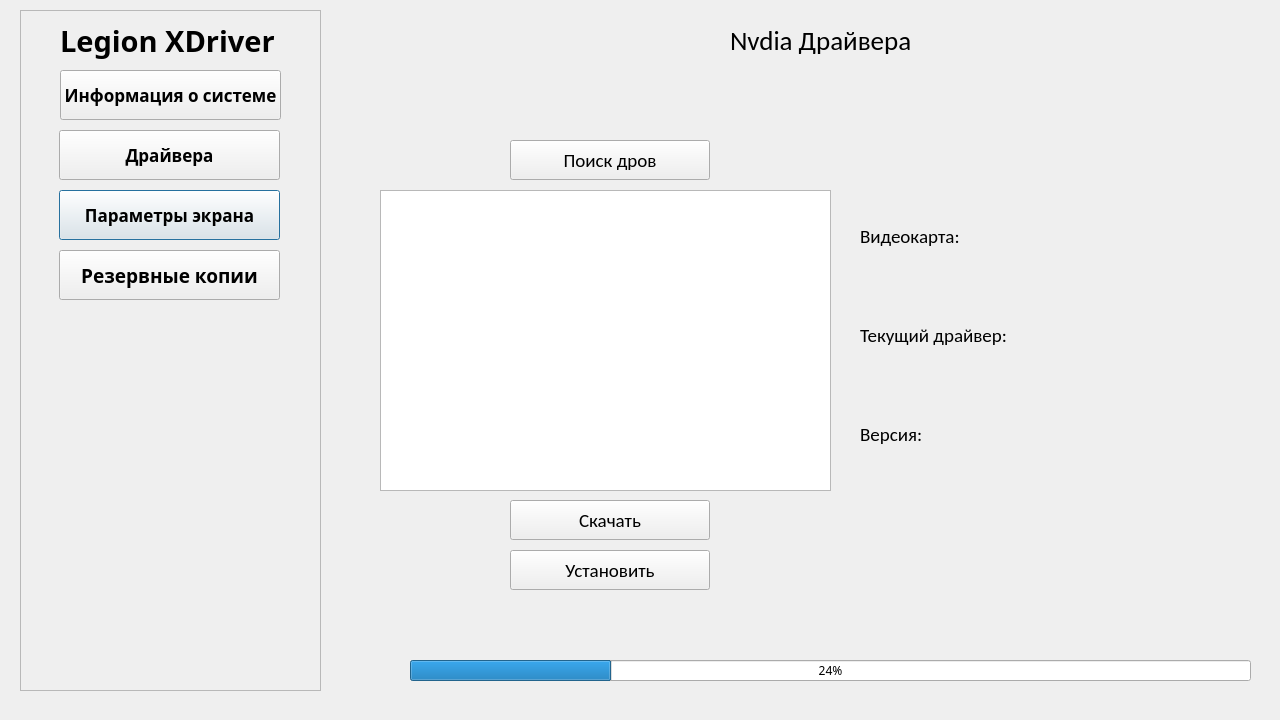
Before: the Qt Designer form ui/mainwindow.ui in Ilase/xUtiles, drawn with Qt 5.
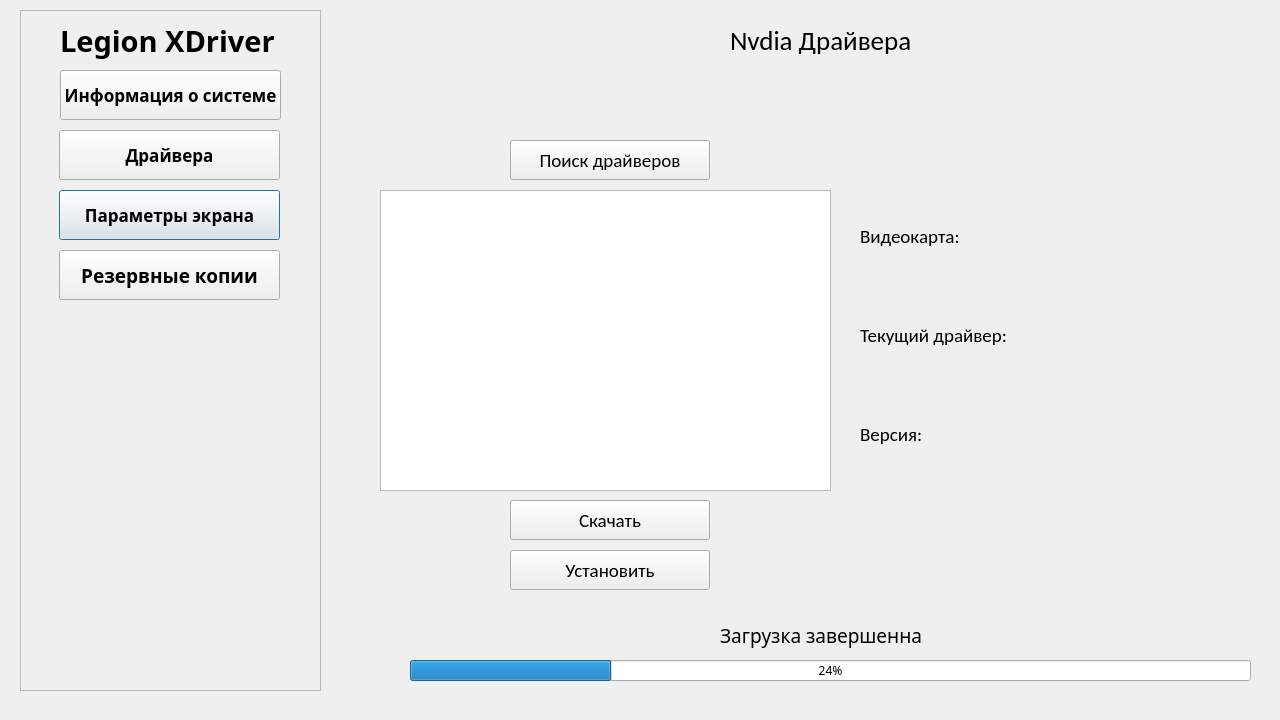
After: the same form once the commit is applied. Icons and pictures are not drawn.

Commit message: download functionality

Diff of the .ui file:
```diff
--- a/ui/mainwindow.ui
+++ b/ui/mainwindow.ui
@@ -440,7 +440,7 @@
       </font>
      </property>
      <property name="text">
-      <string>Поиск дров</string>
+      <string>Поиск драйверов</string>
      </property>
     </widget>
     <widget class="QPushButton" name="Download">
@@ -573,6 +573,28 @@
       <string>Установить</string>
      </property>
     </widget>
+    <widget class="QLabel" name="downloadFinished">
+     <property name="enabled">
+      <bool>true</bool>
+     </property>
+     <property name="geometry">
+      <rect>
+       <x>360</x>
+       <y>610</y>
+       <width>231</width>
+       <height>31</height>
+      </rect>
+     </property>
+     <property name="font">
+      <font>
+       <family>Noto Sans</family>
+       <pointsize>14</pointsize>
+      </font>
+     </property>
+     <property name="text">
+      <string>Загрузка завершенна </string>
+     </property>
+    </widget>
    </widget>
    <widget class="QWidget" name="pageResolution">
     <widget class="QLabel" name="ResoluionLabel">
```
Left out of the diff: 3 changed lines with no effect on the pictures. The commit also changes 3 other files.
